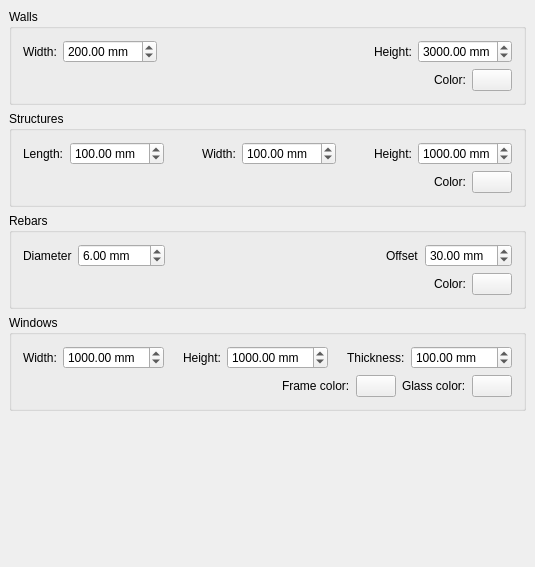
Before: the Qt Designer form src/Mod/Arch/Resources/ui/archprefs-defaults.ui in berndhahnebach/All_FreeCAD, drawn with Qt 5.
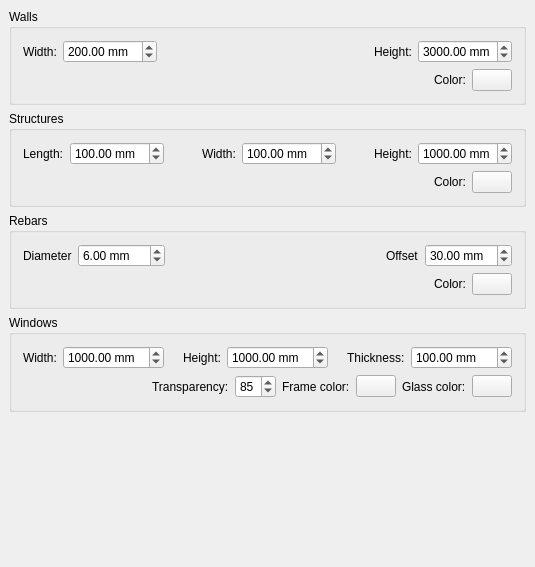
After: the same form once the commit is applied. Custom widgets are drawn as their Qt base class.

Commit message: Arch: Added pref options for window transparency and collada export scaling - fixes #1379

What changed in the file:
```diff
--- a/src/Mod/Arch/Resources/ui/archprefs-defaults.ui
+++ b/src/Mod/Arch/Resources/ui/archprefs-defaults.ui
@@ -560,6 +560,26 @@
           </property>
          </spacer>
         </item>
+        <item>
+         <widget class="QLabel" name="label">
+          <property name="text">
+           <string>Transparency:</string>
+          </property>
+         </widget>
+        </item>
+        <item>
+         <widget class="Gui::PrefSpinBox" name="spinBox">
+          <property name="value">
+           <number>85</number>
+          </property>
+          <property name="prefEntry" stdset="0">
+           <cstring>WindowTransparency</cstring>
+          </property>
+          <property name="prefPath" stdset="0">
+           <cstring>Mod/Arch</cstring>
+          </property>
+         </widget>
+        </item>
         <item>
          <widget class="QLabel" name="label_6">
           <property name="text">
@@ -636,6 +656,11 @@
    <extends>QPushButton</extends>
    <header>Gui/Widgets.h</header>
   </customwidget>
+  <customwidget>
+   <class>Gui::PrefSpinBox</class>
+   <extends>QSpinBox</extends>
+   <header>Gui/PrefWidgets.h</header>
+  </customwidget>
   <customwidget>
    <class>Gui::PrefColorButton</class>
    <extends>Gui::ColorButton</extends>
```
The commit also changes 4 other files.
